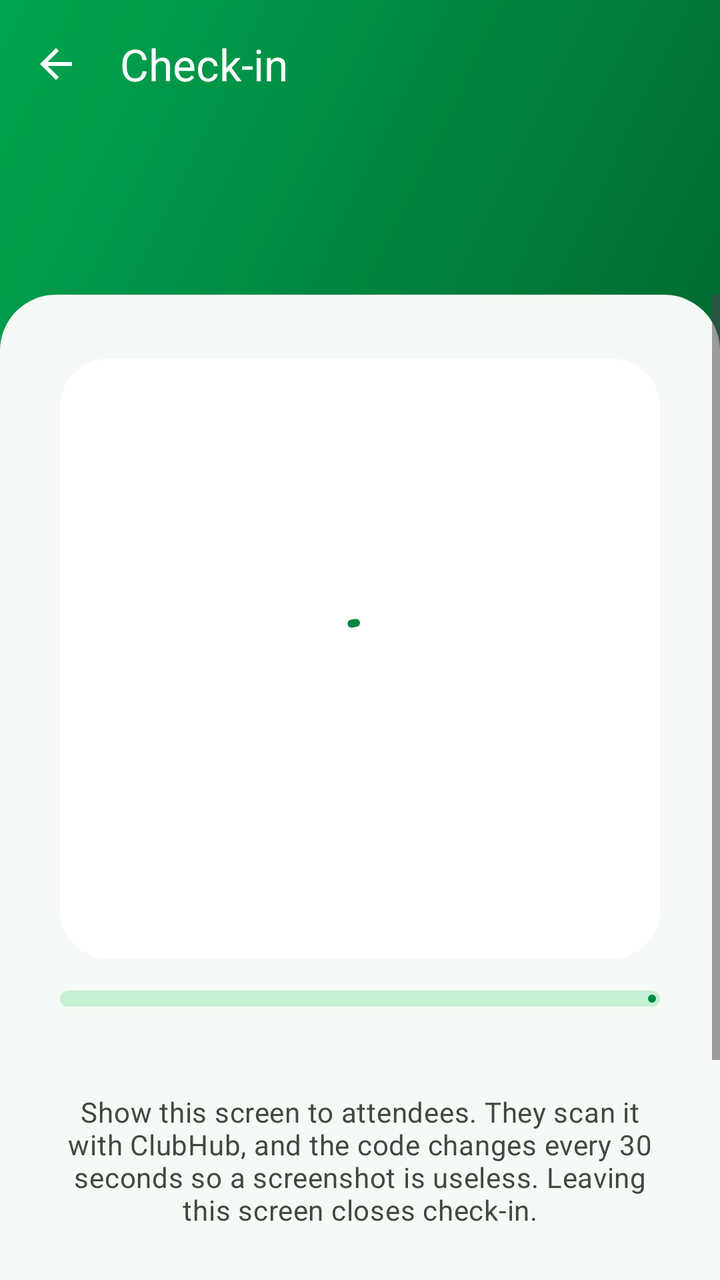
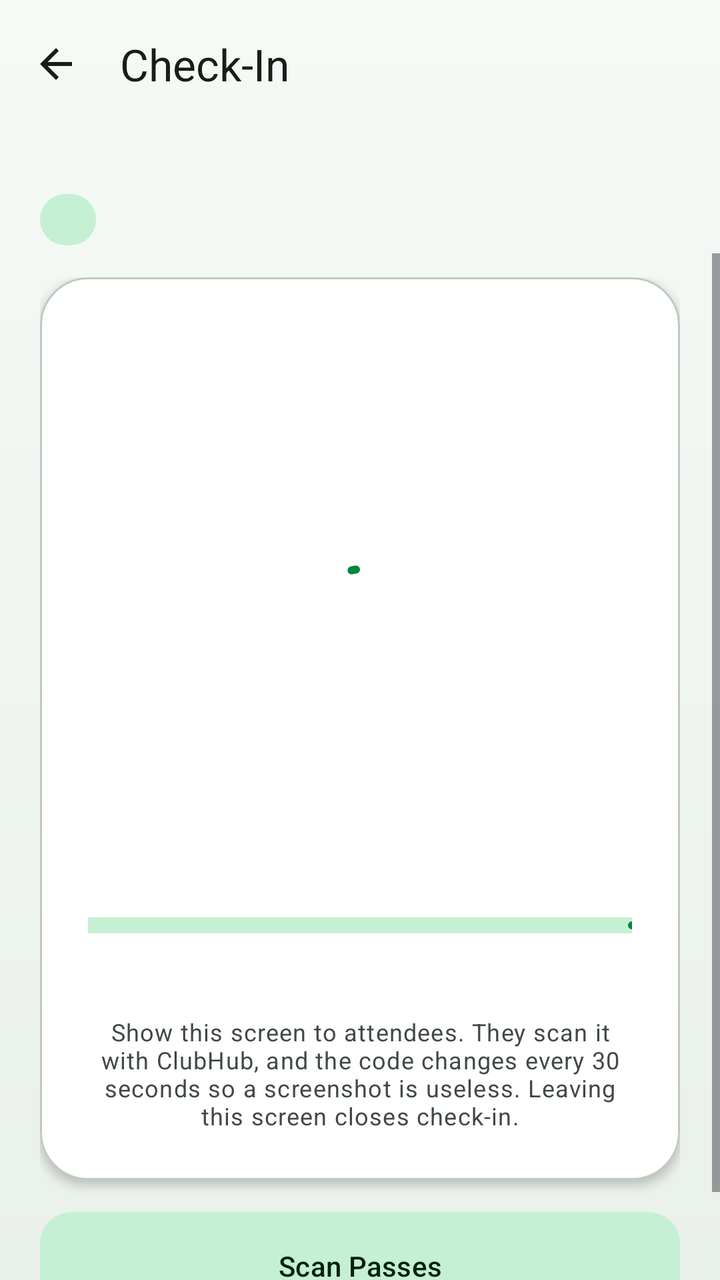

Before-and-after screenshots of an Android layout around one commit, followed by the original layout XML and the change that was made.
<!-- AndroidManifest.xml: application theme Theme.ClubHub -->
<!-- res/layout/activity_event_checkin.xml -->
<?xml version="1.0" encoding="utf-8"?>
<LinearLayout xmlns:android="http://schemas.android.com/apk/res/android"
    xmlns:app="http://schemas.android.com/apk/res-auto"
    android:layout_width="match_parent"
    android:layout_height="match_parent"
    android:background="?attr/colorSurface"
    android:orientation="vertical">

    <LinearLayout
        android:id="@+id/header"
        android:layout_width="match_parent"
        android:layout_height="wrap_content"
        android:background="@drawable/bg_header_gradient"
        android:orientation="vertical"
        android:paddingBottom="56dp">

        <com.google.android.material.appbar.MaterialToolbar
            android:id="@+id/toolbar"
            android:layout_width="match_parent"
            android:layout_height="?attr/actionBarSize"
            android:background="@android:color/transparent"
            app:navigationIcon="@drawable/ic_arrow_back_white"
            app:title="@string/title_checkin"
            app:titleTextAppearance="?attr/textAppearanceTitleLarge"
            app:titleTextColor="@color/white" />

        <TextView
            android:id="@+id/tv_event_title"
            android:layout_width="match_parent"
            android:layout_height="wrap_content"
            android:ellipsize="end"
            android:maxLines="2"
            android:paddingHorizontal="20dp"
            android:textColor="@color/white"
            android:textSize="22sp"
            android:textStyle="bold" />

        <TextView
            android:id="@+id/tv_live_counter"
            android:layout_width="match_parent"
            android:layout_height="wrap_content"
            android:alpha="0.95"
            android:paddingHorizontal="20dp"
            android:paddingTop="4dp"
            android:textColor="@color/white"
            android:textSize="16sp" />
    </LinearLayout>

    <ScrollView
        android:layout_width="match_parent"
        android:layout_height="0dp"
        android:layout_marginTop="-28dp"
        android:layout_weight="1"
        android:background="@drawable/bg_sheet_top">

        <LinearLayout
            android:layout_width="match_parent"
            android:layout_height="wrap_content"
            android:gravity="center_horizontal"
            android:orientation="vertical"
            android:padding="24dp">

            <FrameLayout
                android:layout_width="300dp"
                android:layout_height="300dp"
                android:layout_marginTop="8dp"
                android:background="@drawable/bg_qr_card"
                android:padding="14dp">

                <ImageView
                    android:id="@+id/iv_qr"
                    android:layout_width="match_parent"
                    android:layout_height="match_parent"
                    android:contentDescription="@string/checkin_qr_description" />

                <com.google.android.material.progressindicator.CircularProgressIndicator
                    android:id="@+id/progress"
                    android:layout_width="wrap_content"
                    android:layout_height="wrap_content"
                    android:layout_gravity="center"
                    android:indeterminate="true" />
            </FrameLayout>

            <com.google.android.material.progressindicator.LinearProgressIndicator
                android:id="@+id/countdown"
                android:layout_width="300dp"
                android:layout_height="wrap_content"
                android:layout_marginTop="16dp"
                android:max="1000"
                app:trackCornerRadius="4dp"
                app:trackThickness="8dp" />

            <TextView
                android:id="@+id/tv_countdown"
                android:layout_width="match_parent"
                android:layout_height="wrap_content"
                android:layout_marginTop="8dp"
                android:gravity="center"
                android:textAppearance="?attr/textAppearanceBodyMedium"
                android:textColor="?attr/colorOnSurfaceVariant" />

            <TextView
                android:id="@+id/tv_error"
                android:layout_width="match_parent"
                android:layout_height="wrap_content"
                android:layout_marginTop="12dp"
                android:background="@drawable/bg_pill_alert"
                android:gravity="center"
                android:padding="12dp"
                android:textAppearance="?attr/textAppearanceBodyMedium"
                android:textColor="?attr/colorOnTertiaryContainer"
                android:visibility="gone" />

            <TextView
                android:layout_width="match_parent"
                android:layout_height="wrap_content"
                android:layout_marginTop="16dp"
                android:gravity="center"
                android:text="@string/checkin_hint"
                android:textAppearance="?attr/textAppearanceBodyMedium"
                android:textColor="?attr/colorOnSurfaceVariant" />

            <com.google.android.material.button.MaterialButton
                android:id="@+id/btn_scan_passes"
                style="@style/Widget.Material3.Button.TonalButton"
                android:layout_width="match_parent"
                android:layout_height="wrap_content"
                android:layout_marginTop="20dp"
                android:minHeight="54dp"
                android:text="@string/action_scan_passes"
                app:cornerRadius="16dp" />
        </LinearLayout>
    </ScrollView>
</LinearLayout>
<!-- resources referenced by this layout -->
<resources>
  <color name="white">#FFFFFF</color>
  <!-- drawable bg_header_gradient (drawable) -->
  <?xml version="1.0" encoding="utf-8"?>
  <shape xmlns:android="http://schemas.android.com/apk/res/android"
      android:shape="rectangle">
      <gradient
          android:angle="315"
          android:endColor="@color/header_end"
          android:startColor="@color/header_start"
          android:type="linear" />
  </shape>
  <!-- drawable bg_pill_alert (drawable) -->
  <?xml version="1.0" encoding="utf-8"?>
  <shape xmlns:android="http://schemas.android.com/apk/res/android"
      android:shape="rectangle">
      <solid android:color="?attr/colorTertiaryContainer" />
      <corners android:radius="50dp" />
  </shape>
  <!-- drawable bg_qr_card (drawable) -->
  <?xml version="1.0" encoding="utf-8"?>
  <shape xmlns:android="http://schemas.android.com/apk/res/android"
      android:shape="rectangle">
      <solid android:color="#FFFFFF" />
      <corners android:radius="24dp" />
  </shape>
  <!-- drawable bg_sheet_top (drawable) -->
  <?xml version="1.0" encoding="utf-8"?>
  <shape xmlns:android="http://schemas.android.com/apk/res/android"
      android:shape="rectangle">
      <solid android:color="?attr/colorSurface" />
      <corners
          android:topLeftRadius="28dp"
          android:topRightRadius="28dp" />
  </shape>
  <!-- drawable ic_arrow_back_white (drawable) -->
  <?xml version="1.0" encoding="utf-8"?>
  <vector xmlns:android="http://schemas.android.com/apk/res/android"
      android:width="24dp"
      android:height="24dp"
      android:viewportWidth="24"
      android:viewportHeight="24">
      <path
          android:fillColor="#FFFFFF"
          android:pathData="M20,11H7.83l5.59,-5.59L12,4l-8,8 8,8 1.41,-1.41L7.83,13H20v-2z" />
  </vector>
  <string name="action_scan_passes">Scan passes</string>
  <string name="checkin_hint">Show this screen to attendees. They scan it with ClubHub, and the code changes every 30 seconds so a screenshot is useless. Leaving this screen closes check-in.</string>
  <string name="checkin_qr_description">Check-in QR code that changes every 30 seconds</string>
  <string name="title_checkin">Check-in</string>
  <style name="Theme.ClubHub" parent="Base.Theme.ClubHub" />
  <color name="header_end">#006B32</color>
  <color name="header_start">#00A651</color>
  <style name="Widget.ClubHub.TextInputLayout" parent="Widget.Material3.TextInputLayout.OutlinedBox">
          <item name="boxCornerRadiusTopStart">14dp</item>
          <item name="boxCornerRadiusTopEnd">14dp</item>
          <item name="boxCornerRadiusBottomStart">14dp</item>
          <item name="boxCornerRadiusBottomEnd">14dp</item>
      </style>
  <style name="Widget.ClubHub.Button" parent="Widget.Material3.Button">
          <item name="cornerRadius">16dp</item>
      </style>
  <!-- unchanged entries left out for length: 1 -->
</resources>

<!-- the commit's change to res/layout/activity_event_checkin.xml (unified diff, before → after) -->
@@ -3,16 +3,15 @@
     xmlns:app="http://schemas.android.com/apk/res-auto"
     android:layout_width="match_parent"
     android:layout_height="match_parent"
-    android:background="?attr/colorSurface"
+    android:background="@drawable/bg_screen_mint"
     android:orientation="vertical">
 
     <LinearLayout
         android:id="@+id/header"
         android:layout_width="match_parent"
         android:layout_height="wrap_content"
-        android:background="@drawable/bg_header_gradient"
         android:orientation="vertical"
-        android:paddingBottom="56dp">
+        android:paddingBottom="4dp">
 
         <com.google.android.material.appbar.MaterialToolbar
             android:id="@+id/toolbar"
@@ -20,9 +19,10 @@
             android:layout_height="?attr/actionBarSize"
             android:background="@android:color/transparent"
             app:navigationIcon="@drawable/ic_arrow_back_white"
+            app:navigationIconTint="?attr/colorOnSurface"
             app:title="@string/title_checkin"
             app:titleTextAppearance="?attr/textAppearanceTitleLarge"
-            app:titleTextColor="@color/white" />
+            app:titleTextColor="?attr/colorOnSurface" />
 
         <TextView
             android:id="@+id/tv_event_title"
@@ -31,102 +31,128 @@
             android:ellipsize="end"
             android:maxLines="2"
             android:paddingHorizontal="20dp"
-            android:textColor="@color/white"
-            android:textSize="22sp"
+            android:textColor="?attr/colorOnSurface"
+            android:textSize="20sp"
             android:textStyle="bold" />
 
         <TextView
             android:id="@+id/tv_live_counter"
-            android:layout_width="match_parent"
+            android:layout_width="wrap_content"
             android:layout_height="wrap_content"
-            android:alpha="0.95"
-            android:paddingHorizontal="20dp"
-            android:paddingTop="4dp"
-            android:textColor="@color/white"
-            android:textSize="16sp" />
+            android:layout_marginStart="20dp"
+            android:layout_marginTop="6dp"
+            android:background="@drawable/bg_pill"
+            android:paddingHorizontal="14dp"
+            android:paddingVertical="4dp"
+            android:textColor="?attr/colorOnPrimaryContainer"
+            android:textSize="13sp"
+            android:textStyle="bold" />
     </LinearLayout>
 
     <ScrollView
         android:layout_width="match_parent"
         android:layout_height="0dp"
-        android:layout_marginTop="-28dp"
         android:layout_weight="1"
-        android:background="@drawable/bg_sheet_top">
+        android:fillViewport="true">
 
         <LinearLayout
             android:layout_width="match_parent"
             android:layout_height="wrap_content"
             android:gravity="center_horizontal"
             android:orientation="vertical"
-            android:padding="24dp">
+            android:paddingHorizontal="20dp"
+            android:paddingTop="12dp"
+            android:paddingBottom="28dp">
 
-            <FrameLayout
-                android:layout_width="300dp"
-                android:layout_height="300dp"
-                android:layout_marginTop="8dp"
-                android:background="@drawable/bg_qr_card"
-                android:padding="14dp">
-
-                <ImageView
-                    android:id="@+id/iv_qr"
-                    android:layout_width="match_parent"
-                    android:layout_height="match_parent"
-                    android:contentDescription="@string/checkin_qr_description" />
-
-                <com.google.android.material.progressindicator.CircularProgressIndicator
-                    android:id="@+id/progress"
-                    android:layout_width="wrap_content"
-                    android:layout_height="wrap_content"
-                    android:layout_gravity="center"
-                    android:indeterminate="true" />
-            </FrameLayout>
-
-            <com.google.android.material.progressindicator.LinearProgressIndicator
-                android:id="@+id/countdown"
-                android:layout_width="300dp"
-                android:layout_height="wrap_content"
-                android:layout_marginTop="16dp"
-                android:max="1000"
-                app:trackCornerRadius="4dp"
-                app:trackThickness="8dp" />
-
-            <TextView
-                android:id="@+id/tv_countdown"
+            <com.google.android.material.card.MaterialCardView
                 android:layout_width="match_parent"
                 android:layout_height="wrap_content"
-                android:layout_marginTop="8dp"
-                android:gravity="center"
-                android:textAppearance="?attr/textAppearanceBodyMedium"
-                android:textColor="?attr/colorOnSurfaceVariant" />
+                app:cardBackgroundColor="?attr/colorSurfaceContainerLowest"
+                app:cardCornerRadius="24dp"
+                app:cardElevation="3dp"
+                app:strokeColor="?attr/colorOutlineVariant"
+                app:strokeWidth="1dp">
 
-            <TextView
-                android:id="@+id/tv_error"
-                android:layout_width="match_parent"
-                android:layout_height="wrap_content"
-                android:layout_marginTop="12dp"
-                android:background="@drawable/bg_pill_alert"
-                android:gravity="center"
-                android:padding="12dp"
-                android:textAppearance="?attr/textAppearanceBodyMedium"
-                android:textColor="?attr/colorOnTertiaryContainer"
-                android:visibility="gone" />
+                <LinearLayout
+                    android:layout_width="match_parent"
+                    android:layout_height="wrap_content"
+                    android:gravity="center_horizontal"
+                    android:orientation="vertical"
+                    android:padding="24dp">
 
-            <TextView
-                android:layout_width="match_parent"
-                android:layout_height="wrap_content"
-                android:layout_marginTop="16dp"
-                android:gravity="center"
-                android:text="@string/checkin_hint"
-                android:textAppearance="?attr/textAppearanceBodyMedium"
-                android:textColor="?attr/colorOnSurfaceVariant" />
+                    <FrameLayout
+                        android:layout_width="280dp"
+                        android:layout_height="280dp"
+                        android:background="@drawable/bg_qr_card"
+                        android:padding="14dp">
+
+                        <ImageView
+                            android:id="@+id/iv_qr"
+                            android:layout_width="match_parent"
+                            android:layout_height="match_parent"
+                            android:contentDescription="@string/checkin_qr_description" />
+
+                        <com.google.android.material.progressindicator.CircularProgressIndicator
+                            android:id="@+id/progress"
+                            android:layout_width="wrap_content"
+                            android:layout_height="wrap_content"
+                            android:layout_gravity="center"
+                            android:indeterminate="true" />
+                    </FrameLayout>
+
+                    <com.google.android.material.progressindicator.LinearProgressIndicator
+                        android:id="@+id/countdown"
+                        android:layout_width="280dp"
+                        android:layout_height="wrap_content"
+                        android:layout_marginTop="16dp"
+                        android:max="1000"
+                        app:trackCornerRadius="4dp"
+                        app:trackThickness="8dp" />
+
+                    <TextView
+                        android:id="@+id/tv_countdown"
+                        android:layout_width="match_parent"
+                        android:layout_height="wrap_content"
+                        android:layout_marginTop="8dp"
+                        android:gravity="center"
+                        android:textAppearance="?attr/textAppearanceBodyMedium"
+                        android:textColor="?attr/colorPrimary"
+                        android:textStyle="bold" />
+
+                    <TextView
+                        android:id="@+id/tv_error"
+                        android:layout_width="match_parent"
+                        android:layout_height="wrap_content"
+                        android:layout_marginTop="12dp"
+                        android:background="@drawable/bg_pill_alert"
+                        android:gravity="center"
+                        android:padding="12dp"
+                        android:textAppearance="?attr/textAppearanceBodyMedium"
+                        android:textColor="?attr/colorOnTertiaryContainer"
+                        android:visibility="gone" />
+
+                    <TextView
+                        android:layout_width="match_parent"
+                        android:layout_height="wrap_content"
+                        android:layout_marginTop="14dp"
+                        android:gravity="center"
+                        android:text="@string/checkin_hint"
+                        android:textAppearance="?attr/textAppearanceBodySmall"
+                        android:textColor="?attr/colorOnSurfaceVariant" />
+                </LinearLayout>
+            </com.google.android.material.card.MaterialCardView>
 
             <com.google.android.material.button.MaterialButton
                 android:id="@+id/btn_scan_passes"
                 style="@style/Widget.Material3.Button.TonalButton"
                 android:layout_width="match_parent"
                 android:layout_height="wrap_content"
-                android:layout_marginTop="20dp"
-                android:minHeight="54dp"
+                        android:maxLines="1"
+                        android:ellipsize="end"
+                        android:insetTop="0dp"
+                        android:insetBottom="0dp"
+                        android:minHeight="54dp"
+                android:layout_marginTop="16dp"
                 android:text="@string/action_scan_passes"
                 app:cornerRadius="16dp" />
         </LinearLayout>
<!-- resource entries referenced after the edit -->
@@ -1,15 +1,11 @@
 <!-- resources referenced by this layout -->
 <resources>
-  <color name="white">#FFFFFF</color>
-  <!-- drawable bg_header_gradient (drawable) -->
+  <!-- drawable bg_pill (drawable) -->
   <?xml version="1.0" encoding="utf-8"?>
   <shape xmlns:android="http://schemas.android.com/apk/res/android"
       android:shape="rectangle">
-      <gradient
-          android:angle="315"
-          android:endColor="@color/header_end"
-          android:startColor="@color/header_start"
-          android:type="linear" />
+      <solid android:color="?attr/colorPrimaryContainer" />
+      <corners android:radius="50dp" />
   </shape>
   <!-- drawable bg_pill_alert (drawable) -->
   <?xml version="1.0" encoding="utf-8"?>
@@ -25,14 +21,16 @@
       <solid android:color="#FFFFFF" />
       <corners android:radius="24dp" />
   </shape>
-  <!-- drawable bg_sheet_top (drawable) -->
+  <!-- drawable bg_screen_mint (drawable) -->
   <?xml version="1.0" encoding="utf-8"?>
   <shape xmlns:android="http://schemas.android.com/apk/res/android"
       android:shape="rectangle">
-      <solid android:color="?attr/colorSurface" />
-      <corners
-          android:topLeftRadius="28dp"
-          android:topRightRadius="28dp" />
+      <gradient
+          android:angle="270"
+          android:startColor="?attr/colorSurface"
+          android:centerColor="?attr/colorSurfaceContainerLow"
+          android:endColor="?attr/colorSurfaceContainer"
+          android:type="linear" />
   </shape>
   <!-- drawable ic_arrow_back_white (drawable) -->
   <?xml version="1.0" encoding="utf-8"?>
@@ -45,13 +43,11 @@
           android:fillColor="#FFFFFF"
           android:pathData="M20,11H7.83l5.59,-5.59L12,4l-8,8 8,8 1.41,-1.41L7.83,13H20v-2z" />
   </vector>
-  <string name="action_scan_passes">Scan passes</string>
+  <string name="action_scan_passes">Scan Passes</string>
   <string name="checkin_hint">Show this screen to attendees. They scan it with ClubHub, and the code changes every 30 seconds so a screenshot is useless. Leaving this screen closes check-in.</string>
   <string name="checkin_qr_description">Check-in QR code that changes every 30 seconds</string>
-  <string name="title_checkin">Check-in</string>
+  <string name="title_checkin">Check-In</string>
   <style name="Theme.ClubHub" parent="Base.Theme.ClubHub" />
-  <color name="header_end">#006B32</color>
-  <color name="header_start">#00A651</color>
   <style name="Widget.ClubHub.TextInputLayout" parent="Widget.Material3.TextInputLayout.OutlinedBox">
           <item name="boxCornerRadiusTopStart">14dp</item>
           <item name="boxCornerRadiusTopEnd">14dp</item>
